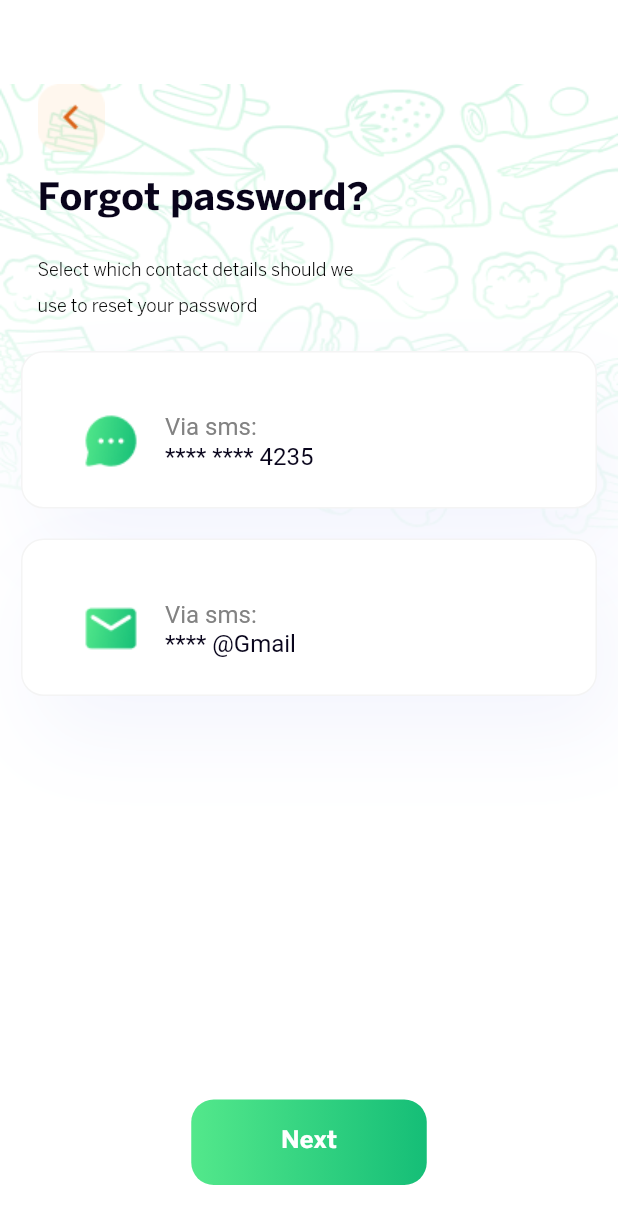
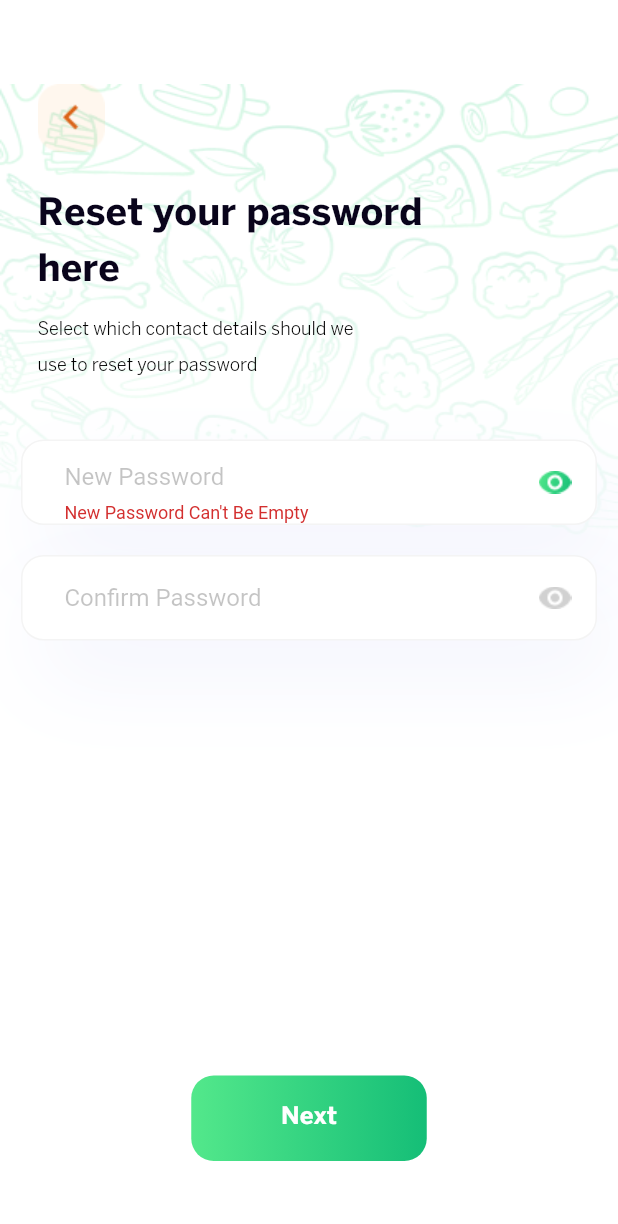
Before and after one commit to KingNarmar/food_delivery, a Flutter app: the screen it shows after launch, after a tap on "Next", on a phone screen of 412 x 824 dp. Shown: the top 1224 px of the screen. Run offline on Flutter 3.47's test engine with Material 2 defaults, Android fonts, the phone set to English and light mode, and no system bars; Roboto replaces fonts that are missing (BentonSans Regular, Manrope).

Commit message:
reset Password with validation done

```diff
--- a/lib/root/app_root.dart
+++ b/lib/root/app_root.dart
@@ -2,6 +2,7 @@ import 'package:flutter/material.dart';
 import 'package:food_delivery/screens/login_screen/login_screen.dart';
 import 'package:food_delivery/screens/onBoarding1/on_boarding1.dart';
 import 'package:food_delivery/screens/payment_method/payment_method_screen.dart';
+import 'package:food_delivery/screens/reset_password_screen/reset_password_screen.dart';
 import 'package:food_delivery/screens/set_location_screen/set_location_screen.dart';
 import 'package:food_delivery/screens/sign_up_process_screen/sign_up_process_screen.dart';
 import 'package:food_delivery/screens/sign_up_screen/sign_up_screen.dart';
@@ -34,9 +35,10 @@ class MyApp extends StatelessWidget {
         "setLocation": (context) => const SetLocationScreen(),
         "singUpSuccess": (context) => const SingUpSuccessScreen(),
         "verificationCode": (context) => const VerificationCodeScreen(),
-        "viaMethod": (context) => const ViaMethodScreen()
+        "viaMethod": (context) => const ViaMethodScreen(),
+        "resetPassword": (context) => ResetPasswordScreen()
       },
-      initialRoute: "viaMethod",
+      initialRoute: "resetPassword",
     );
   }
 }
--- /dev/null
+++ b/lib/screens/reset_password_screen/reset_password_screen.dart
@@ -0,0 +1,149 @@
+import 'package:flutter/material.dart';
+import 'package:food_delivery/componants/app_bar_backword_icon.dart';
+import 'package:food_delivery/componants/custom_button.dart';
+import 'package:food_delivery/componants/custom_text_form_field.dart';
+import 'package:food_delivery/utl/assets.dart';
+
+class ResetPasswordScreen extends StatelessWidget {
+  ResetPasswordScreen({super.key});
+  final TextEditingController newPasswordController = TextEditingController();
+  final TextEditingController confirmPasswordController =
+      TextEditingController();
+  final GlobalKey<FormState> _key = GlobalKey();
+  String password = "";
+  @override
+  Widget build(BuildContext context) {
+    return SafeArea(
+      child: Scaffold(
+        backgroundColor: Colors.white,
+        appBar: AppBar(
+          automaticallyImplyLeading: false,
+          backgroundColor: Colors.transparent,
+          elevation: 0,
+        ),
+        body: Stack(
+          children: [
+            Image.asset(
+              Assets.patternPic,
+              fit: BoxFit.fill,
+              width: double.infinity,
+              height: double.infinity,
+            ),
+            SingleChildScrollView(
+              child: Form(
+                key: _key,
+                child: Padding(
+                  padding: const EdgeInsets.symmetric(horizontal: 14),
+                  child: Column(
+                    crossAxisAlignment: CrossAxisAlignment.start,
+                    children: [
+                      const AppBarBackWordIcon(
+                        padding: EdgeInsets.symmetric(
+                          horizontal: 11,
+                        ),
+                      ),
+                      const SizedBox(
+                        height: 20,
+                      ),
+                      const Padding(
+                        padding: EdgeInsets.symmetric(horizontal: 11),
+                        child: SizedBox(
+                          width: 261,
+                          child: Text(
+                            'Reset your password here',
+                            style: TextStyle(
+                              color: Color(0xFF09041B),
+                              fontSize: 25,
+                              fontFamily: 'BentonSans Bold',
+                              fontWeight: FontWeight.w400,
+                              height: 1.5,
+                            ),
+                          ),
+                        ),
+                      ),
+                      const SizedBox(
+                        height: 10,
+                      ),
+                      const Padding(
+                        padding: EdgeInsets.symmetric(horizontal: 11),
+                        child: SizedBox(
+                          width: 224,
+                          child: Text(
+                            'Select which contact details should we use to reset your password',
+                            style: TextStyle(
+                              color: Colors.black,
+                              fontSize: 12,
+                              fontFamily: 'BentonSans Book',
+                              fontWeight: FontWeight.w400,
+                              height: 2,
+                            ),
+                          ),
+                        ),
+                      ),
+                      const SizedBox(
+                        height: 40,
+                      ),
+                      CustomTextFormField(
+                        hintText: "New Password",
+                        suffixIcon: const Image(
+                          image: AssetImage(
+                            Assets.showPasswordActiveIcon,
+                          ),
+                        ),
+                        controller: newPasswordController,
+                        validator: (newPassword) {
+                          password = newPassword!;
+                          if (newPassword == "") {
+                            return "New Password Can't Be Empty";
+                          } else if (newPassword.length < 6) {
+                            return "Password must be more than 6 chrs";
+                          }
+                          return null;
+                        },
+                        onChanged: (newPassword) {
+                          _key.currentState!.validate();
+                        },
+                      ),
+                      const SizedBox(
+                        height: 20,
+                      ),
+                      CustomTextFormField(
+                        hintText: "Confirm Password",
+                        suffixIcon: const Image(
+                          image: AssetImage(
+                            Assets.eyeIcon,
+                          ),
+                        ),
+                        controller: confirmPasswordController,
+                        validator: (confirmPassword) {
+                          if (confirmPassword != password) {
+                            return "Password not Match";
+                          }
+                          return null;
+                        },
+                        onChanged: (confirmPassword) {
+                          _key.currentState!.validate();
+                        },
+                      ),
+                      const SizedBox(
+                        height: 290,
+                      ),
+                      Center(
+                        child: CustomButton(
+                          text: "Next",
+                          onTap: () {
+                            if (_key.currentState!.validate()) {}
+                          },
+                        ),
+                      )
+                    ],
+                  ),
+                ),
+              ),
+            )
+          ],
+        ),
+      ),
+    );
+  }
+}
--- a/lib/utl/assets.dart
+++ b/lib/utl/assets.dart
@@ -22,6 +22,9 @@ abstract class Assets {
   static const String donePic = "assets/images/DonePic.png";
   static const String messageIcon = "assets/images/MessageIcon.png";
   static const String emailIconViaMethodScreen = "assets/images/Email icon.png";
+  static const String showPasswordActiveIcon =
+      "assets/images/ShowPassword active icon.png";
+  static const String eyeIcon = "assets/images/Eye Icon.png";
   static const String vigaFont = "Viga";
   static const String interFont = "Inter";
   static const String bentonSansBoldFont = "BentonSans Bold";
```
Also changed, not shown: assets/images/Eye Icon.png (added), assets/images/ShowPassword active icon.png (added).
